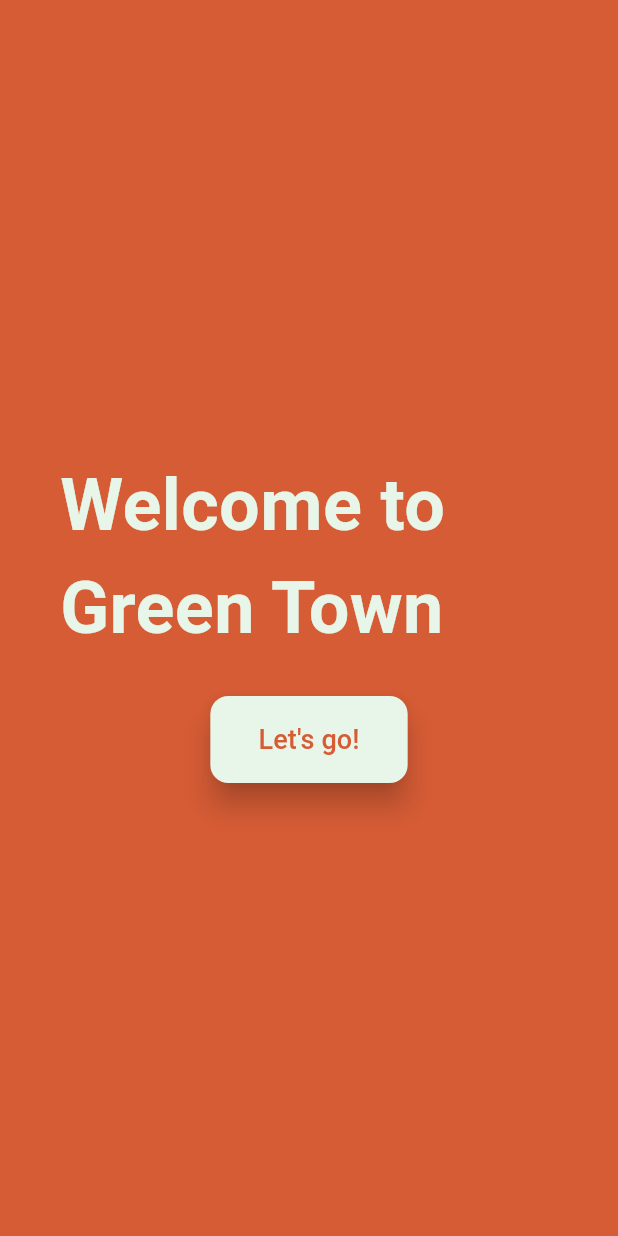
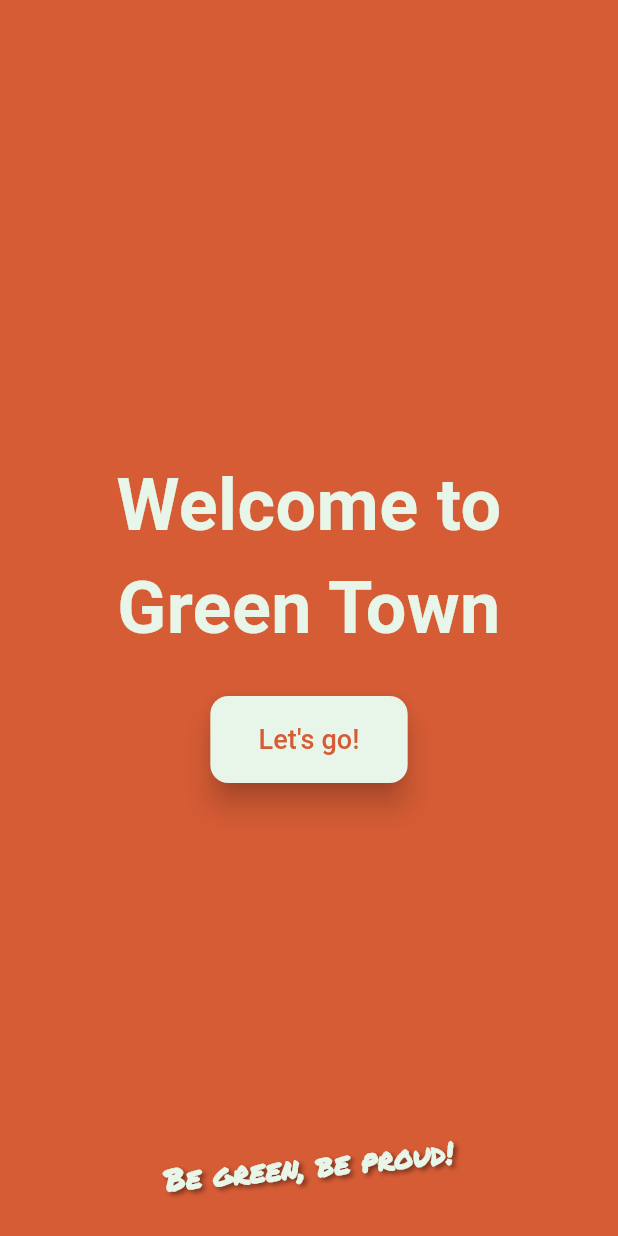
Before and after one commit to green-compagny/green-town, a Flutter app: the screen it shows after launch, on a phone screen of 412 x 824 dp. Run offline on Flutter 3.47's test engine with Material 3 defaults, Android fonts, the phone set to English and light mode, and no system bars; our stand-ins replace flutter_card_swiper, google_fonts.

Commit message:
Add splash text home page

```diff
--- a/lib/pages/home_page.dart
+++ b/lib/pages/home_page.dart
@@ -1,6 +1,8 @@
+import 'dart:async';
+import 'dart:math';
 import 'package:flutter/material.dart';
 import 'package:google_fonts/google_fonts.dart';
-
+import '../Model/CardData.dart';
 import 'game_page.dart';
 
 class HomePage extends StatefulWidget {
@@ -10,14 +12,29 @@ class HomePage extends StatefulWidget {
   State<HomePage> createState() => _HomePageState();
 }
 
-class _HomePageState extends State<HomePage> with SingleTickerProviderStateMixin {
+class _HomePageState extends State<HomePage> with TickerProviderStateMixin {
   late AnimationController _controller;
   late Animation<double> _fadeAnimation;
   late Animation<Offset> _slideAnimation;
 
+  late AnimationController _rotationController;
+  late Animation<double> _rotationAnimation;
+
+  final List<String> splashTexts = [
+    "Be green, be proud!",
+    "Sustainability FTW!",
+    "Eco mode: ON",
+    "Think global, act local!",
+    "Powered by compost!",
+  ];
+
+  late Timer _timer;
+  int _currentSplashIndex = 0;
+
   @override
   void initState() {
     super.initState();
+
     _controller = AnimationController(
       duration: const Duration(milliseconds: 1000),
       vsync: this,
@@ -32,19 +49,38 @@ class _HomePageState extends State<HomePage> with SingleTickerProviderStateMixin
     );
 
     _controller.forward();
+
+    _rotationController = AnimationController(
+      duration: const Duration(seconds: 2),
+      vsync: this,
+    )..repeat(reverse: true);
+
+    _rotationAnimation = Tween<double>(begin: -0.1, end: 0.1).animate(
+      CurvedAnimation(parent: _rotationController, curve: Curves.easeInOut),
+    );
+
+    _timer = Timer.periodic(const Duration(seconds: 3), (Timer timer) {
+      setState(() {
+        _currentSplashIndex = Random().nextInt(splashTexts.length);
+      });
+    });
   }
 
   @override
   void dispose() {
     _controller.dispose();
+    _rotationController.dispose();
+    _timer.cancel();
     super.dispose();
   }
 
   @override
   Widget build(BuildContext context) {
     return Scaffold(
-      backgroundColor: Color(0xFFd65c35),
-      body: Center(
+      backgroundColor: const Color(0xFFd65c35),
+      body: Stack(
+        children: [
+          Center(
             child: FadeTransition(
               opacity: _fadeAnimation,
               child: SlideTransition(
@@ -61,6 +97,7 @@ class _HomePageState extends State<HomePage> with SingleTickerProviderStateMixin
                           fontWeight: FontWeight.w600,
                           color: const Color(0xFFE8F5E9),
                         ),
+                        textAlign: TextAlign.center,
                       ),
                       const SizedBox(height: 24),
                       ElevatedButton(
@@ -72,7 +109,7 @@ class _HomePageState extends State<HomePage> with SingleTickerProviderStateMixin
                         },
                         style: ElevatedButton.styleFrom(
                           backgroundColor: const Color(0xFFE8F5E9),
-                      foregroundColor: Color(0xFFd65c35),
+                          foregroundColor: const Color(0xFFd65c35),
                           padding: const EdgeInsets.symmetric(horizontal: 32, vertical: 16),
                           shape: RoundedRectangleBorder(
                             borderRadius: BorderRadius.circular(12),
@@ -90,6 +127,38 @@ class _HomePageState extends State<HomePage> with SingleTickerProviderStateMixin
               ),
             ),
           ),
+          Positioned(
+            bottom: 32,
+            left: 0,
+            right: 0,
+            child: Center(
+              child: AnimatedBuilder(
+                animation: _rotationAnimation,
+                builder: (context, child) {
+                  return Transform.rotate(
+                    angle: _rotationAnimation.value,
+                    child: Text(
+                      splashTexts[_currentSplashIndex],
+                      style: GoogleFonts.permanentMarker(
+                        fontSize: 20,
+                        color: const Color(0xFFE8F5E9),
+                        fontWeight: FontWeight.bold,
+                        shadows: [
+                          const Shadow(
+                            blurRadius: 4,
+                            color: Colors.black45,
+                            offset: Offset(2, 2),
+                          ),
+                        ],
+                      ),
+                    ),
+                  );
+                },
+              ),
+            ),
+          ),
+        ],
+      ),
     );
   }
 }
```
Lines whose indentation alone changed are shown as unchanged.
